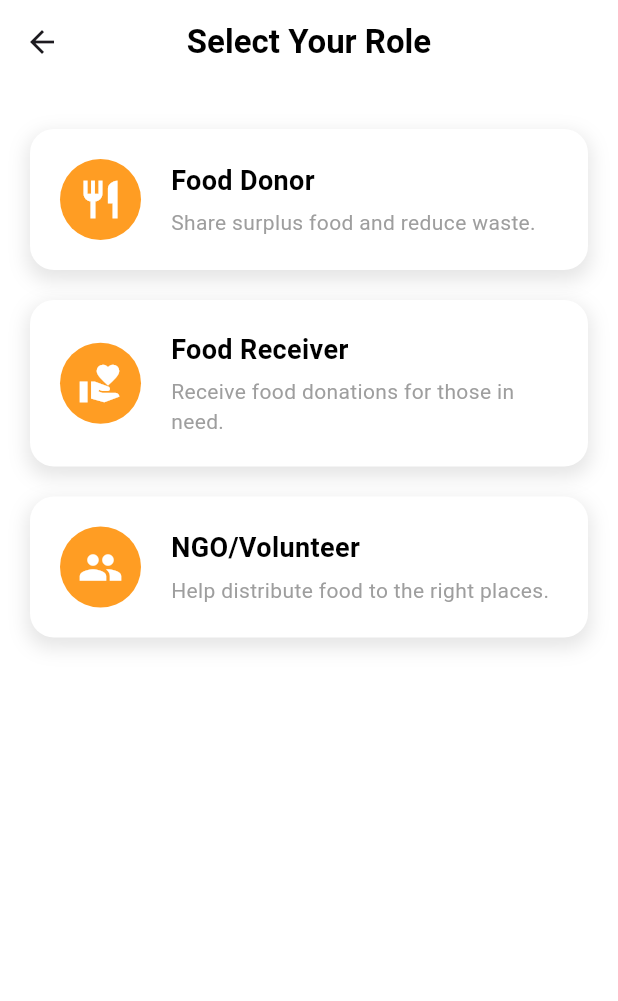
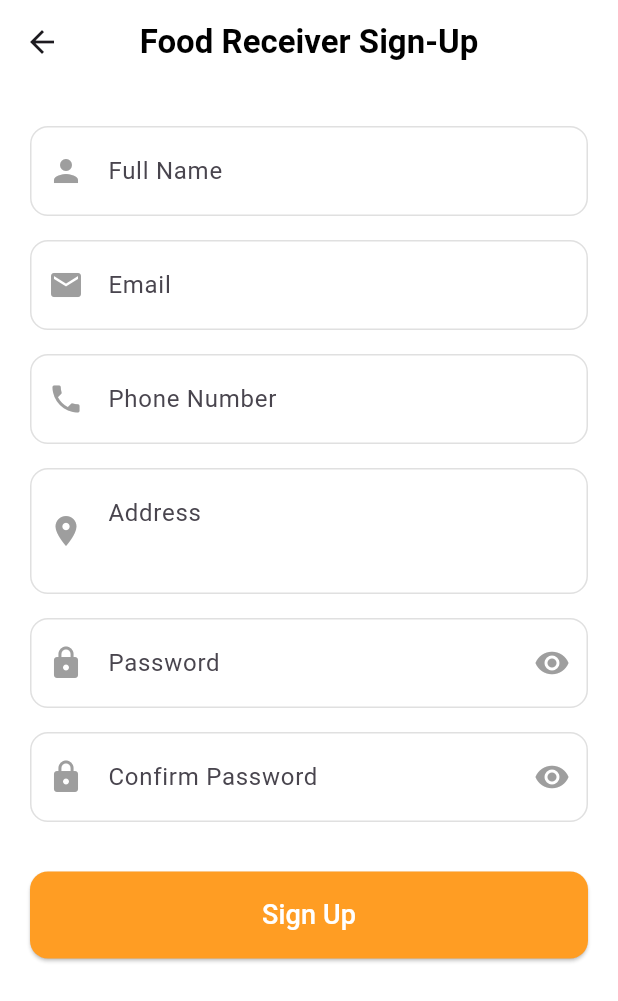
Before and after one commit to mohdshahzil/food_share, a Flutter app: the RoleSelectionScreen screen opened directly, after a tap on "Food Receiver", on a phone screen of 412 x 824 dp. Shown: the top 1001 px of the screen. Run offline on Flutter 3.47's test engine with Material 3 defaults, Android fonts, the phone set to English and light mode, and no system bars.

Commit message:
donor signup and receiver signup ui generated.

```diff
--- /dev/null
+++ b/lib/screens/auth/food_receiver_signup_screen.dart
@@ -0,0 +1,381 @@
+// import 'package:flutter/material.dart';
+
+// class FoodReceiverSignUpScreen extends StatefulWidget {
+//   const FoodReceiverSignUpScreen({super.key});
+
+//   @override
+//   State<FoodReceiverSignUpScreen> createState() =>
+//       _FoodReceiverSignUpScreenState();
+// }
+
+// class _FoodReceiverSignUpScreenState extends State<FoodReceiverSignUpScreen> {
+//   final _formKey = GlobalKey<FormState>();
+
+//   TextEditingController nameController = TextEditingController();
+//   TextEditingController emailController = TextEditingController();
+//   TextEditingController phoneController = TextEditingController();
+//   TextEditingController addressController = TextEditingController();
+//   TextEditingController passwordController = TextEditingController();
+//   TextEditingController confirmPasswordController = TextEditingController();
+
+//   void _submitForm() {
+//     if (_formKey.currentState!.validate()) {
+//       // For now, just showing a snackbar as success response.
+//       ScaffoldMessenger.of(context).showSnackBar(
+//         SnackBar(content: Text("Food Receiver Sign-up Successful!")),
+//       );
+//     }
+//   }
+
+//   @override
+//   Widget build(BuildContext context) {
+//     return Scaffold(
+//       appBar: AppBar(
+//         backgroundColor: Colors.white,
+//         centerTitle: true,
+//         title: const Text(
+//           "Food Receiver Sign-Up",
+//           style: TextStyle(
+//               fontSize: 22, fontWeight: FontWeight.bold, color: Colors.black),
+//         ),
+//       ),
+//       body: SingleChildScrollView(
+//         padding: const EdgeInsets.all(20.0),
+//         child: Form(
+//           key: _formKey,
+//           child: Column(
+//             crossAxisAlignment: CrossAxisAlignment.stretch,
+//             children: [
+//               _buildTextField(nameController, "Full Name", Icons.person),
+//               _buildTextField(emailController, "Email", Icons.email,
+//                   isEmail: true),
+//               _buildTextField(phoneController, "Phone Number", Icons.phone,
+//                   isNumber: true),
+//               _buildTextField(addressController, "Address", Icons.location_on,
+//                   maxLines: 2),
+//               _buildPasswordField(passwordController, "Password"),
+//               _buildPasswordField(confirmPasswordController, "Confirm Password",
+//                   confirmPasswordController: passwordController),
+//               const SizedBox(height: 25),
+//               ElevatedButton(
+//                 onPressed: _submitForm,
+//                 style: ElevatedButton.styleFrom(
+//                   backgroundColor: const Color(0xFFFF9D23),
+//                   shape: RoundedRectangleBorder(
+//                       borderRadius: BorderRadius.circular(12)),
+//                   padding: const EdgeInsets.symmetric(vertical: 16),
+//                 ),
+//                 child: const Text("Sign Up",
+//                     style: TextStyle(fontSize: 18, color: Colors.white)),
+//               ),
+//             ],
+//           ),
+//         ),
+//       ),
+//     );
+//   }
+
+//   Widget _buildTextField(
+//       TextEditingController controller, String hint, IconData icon,
+//       {bool isEmail = false, bool isNumber = false, int? maxLines}) {
+//     return Padding(
+//       padding: const EdgeInsets.symmetric(vertical: 8),
+//       child: TextFormField(
+//         controller: controller,
+//         keyboardType: isEmail
+//             ? TextInputType.emailAddress
+//             : (isNumber ? TextInputType.phone : TextInputType.text),
+//         maxLines: maxLines ?? 1,
+//         decoration: InputDecoration(
+//           prefixIcon: Icon(icon, color: Colors.grey),
+//           hintText: hint,
+//           filled: true,
+//           fillColor: Colors.white,
+//           border: OutlineInputBorder(
+//             borderRadius: BorderRadius.circular(12),
+//             borderSide: BorderSide(color: Colors.grey.shade300),
+//           ),
+//           focusedBorder: OutlineInputBorder(
+//             borderRadius: BorderRadius.circular(12),
+//             borderSide: const BorderSide(color: Color(0xFFFF9D23), width: 2),
+//           ),
+//           contentPadding:
+//               const EdgeInsets.symmetric(vertical: 18, horizontal: 16),
+//         ),
+//         validator: (value) {
+//           if (value == null || value.isEmpty) {
+//             return "$hint is required";
+//           }
+//           if (isEmail &&
+//               !RegExp(r"^[a-zA-Z0-9_.+-]+@[a-zA-Z0-9-]+\.[a-zA-Z0-9-.]+$")
+//                   .hasMatch(value)) {
+//             return "Enter a valid email";
+//           }
+//           if (isNumber && !RegExp(r'^[0-9]+$').hasMatch(value)) {
+//             return "Enter a valid phone number";
+//           }
+//           return null;
+//         },
+//       ),
+//     );
+//   }
+
+//   Widget _buildPasswordField(TextEditingController controller, String hint,
+//       {TextEditingController? confirmPasswordController}) {
+//     return StatefulBuilder(builder: (context, setState) {
+//       bool _obscureText = true;
+
+//       return Padding(
+//         padding: const EdgeInsets.symmetric(vertical: 8),
+//         child: TextFormField(
+//           controller: controller,
+//           obscureText: _obscureText,
+//           decoration: InputDecoration(
+//             prefixIcon: const Icon(Icons.lock, color: Colors.grey),
+//             hintText: hint,
+//             filled: true,
+//             fillColor: Colors.white,
+//             border: OutlineInputBorder(
+//               borderRadius: BorderRadius.circular(12),
+//               borderSide: BorderSide(color: Colors.grey.shade300),
+//             ),
+//             focusedBorder: OutlineInputBorder(
+//               borderRadius: BorderRadius.circular(12),
+//               borderSide: const BorderSide(color: Color(0xFFFF9D23), width: 2),
+//             ),
+//             suffixIcon: IconButton(
+//               icon: Icon(
+//                 _obscureText ? Icons.visibility : Icons.visibility_off,
+//                 color: Colors.grey,
+//               ),
+//               onPressed: () {
+//                 setState(() {
+//                   _obscureText = !_obscureText;
+//                 });
+//               },
+//             ),
+//           ),
+//           validator: (value) {
+//             if (value == null || value.isEmpty) {
+//               return "$hint is required";
+//             }
+//             if (value.length < 6) {
+//               return "Password must be at least 6 characters";
+//             }
+//             if (confirmPasswordController != null &&
+//                 value != confirmPasswordController.text) {
+//               return "Passwords do not match";
+//             }
+//             return null;
+//           },
+//         ),
+//       );
+//     });
+//   }
+// }
+
+import 'package:flutter/material.dart';
+
+class FoodReceiverSignUpScreen extends StatefulWidget {
+  const FoodReceiverSignUpScreen({super.key});
+
+  @override
+  State<FoodReceiverSignUpScreen> createState() =>
+      _FoodReceiverSignUpScreenState();
+}
+
+class _FoodReceiverSignUpScreenState extends State<FoodReceiverSignUpScreen> {
+  final _formKey = GlobalKey<FormState>();
+
+  TextEditingController nameController = TextEditingController();
+  TextEditingController emailController = TextEditingController();
+  TextEditingController phoneController = TextEditingController();
+  TextEditingController addressController = TextEditingController();
+  TextEditingController passwordController = TextEditingController();
+  TextEditingController confirmPasswordController = TextEditingController();
+
+  bool _obscurePassword = true;
+  bool _obscureConfirmPassword = true;
+
+  void _submitForm() {
+    if (_formKey.currentState!.validate()) {
+      // For now, just showing a snackbar as success response.
+      ScaffoldMessenger.of(context).showSnackBar(
+        SnackBar(content: Text("Food Receiver Sign-up Successful!")),
+      );
+    }
+  }
+
+  @override
+  Widget build(BuildContext context) {
+    return Scaffold(
+      appBar: AppBar(
+        backgroundColor: Colors.white,
+        centerTitle: true,
+        title: const Text(
+          "Food Receiver Sign-Up",
+          style: TextStyle(
+              fontSize: 22, fontWeight: FontWeight.bold, color: Colors.black),
+        ),
+      ),
+      body: SingleChildScrollView(
+        padding: const EdgeInsets.all(20.0),
+        child: Form(
+          key: _formKey,
+          child: Column(
+            crossAxisAlignment: CrossAxisAlignment.stretch,
+            children: [
+              _buildTextField(nameController, "Full Name", Icons.person),
+              _buildTextField(emailController, "Email", Icons.email,
+                  isEmail: true),
+              _buildTextField(phoneController, "Phone Number", Icons.phone,
+                  isNumber: true),
+              _buildTextField(addressController, "Address", Icons.location_on,
+                  maxLines: 2),
+              _buildPasswordField(passwordController, "Password"),
+              _buildPasswordField(confirmPasswordController, "Confirm Password",
+                  confirmPasswordController: passwordController),
+              const SizedBox(height: 25),
+              ElevatedButton(
+                onPressed: _submitForm,
+                style: ElevatedButton.styleFrom(
+                  backgroundColor: const Color(0xFFFF9D23),
+                  shape: RoundedRectangleBorder(
+                      borderRadius: BorderRadius.circular(12)),
+                  padding: const EdgeInsets.symmetric(vertical: 16),
+                ),
+                child: const Text("Sign Up",
+                    style: TextStyle(fontSize: 18, color: Colors.white)),
+              ),
+            ],
+          ),
+        ),
+      ),
+    );
+  }
+
+  Widget _buildTextField(
+      TextEditingController controller, String hint, IconData icon,
+      {bool isEmail = false, bool isNumber = false, int? maxLines}) {
+    const Color orangeColor = Color(0xFFFF9D23);
+
+    return Padding(
+      padding: const EdgeInsets.symmetric(vertical: 8),
+      child: TextFormField(
+        controller: controller,
+        keyboardType: isEmail
+            ? TextInputType.emailAddress
+            : (isNumber ? TextInputType.phone : TextInputType.text),
+        maxLines: maxLines ?? 1,
+        decoration: InputDecoration(
+          prefixIcon: Icon(icon, color: Colors.grey),
+          hintText: hint,
+          filled: true,
+          fillColor: Colors.white,
+          border: OutlineInputBorder(
+            borderRadius: BorderRadius.circular(12),
+            borderSide: BorderSide(color: Colors.grey.shade300),
+          ),
+          focusedBorder: OutlineInputBorder(
+            borderRadius: BorderRadius.circular(12),
+            borderSide: const BorderSide(color: orangeColor, width: 2),
+          ),
+          contentPadding:
+              const EdgeInsets.symmetric(vertical: 18, horizontal: 16),
+          enabledBorder: OutlineInputBorder(
+            borderRadius: BorderRadius.circular(12),
+            borderSide: BorderSide(color: Colors.grey.shade300),
+          ),
+          errorBorder: OutlineInputBorder(
+            borderRadius: BorderRadius.circular(12),
+            borderSide: const BorderSide(color: Colors.red),
+          ),
+        ),
+        validator: (value) {
+          if (value == null || value.isEmpty) {
+            return "$hint is required";
+          }
+          if (isEmail &&
+              !RegExp(r"^[a-zA-Z0-9_.+-]+@[a-zA-Z0-9-]+\.[a-zA-Z0-9-.]+$")
+                  .hasMatch(value)) {
+            return "Enter a valid email";
+          }
+          if (isNumber && !RegExp(r'^[0-9]+$').hasMatch(value)) {
+            return "Enter a valid phone number";
+          }
+          return null;
+        },
+      ),
+    );
+  }
+
+  Widget _buildPasswordField(TextEditingController controller, String hint,
+      {TextEditingController? confirmPasswordController}) {
+    const Color orangeColor = Color(0xFFFF9D23);
+
+    return Padding(
+      padding: const EdgeInsets.symmetric(vertical: 8),
+      child: TextFormField(
+        controller: controller,
+        obscureText:
+            confirmPasswordController != null ? _obscureConfirmPassword : _obscurePassword,
+        decoration: InputDecoration(
+          prefixIcon: const Icon(Icons.lock, color: Colors.grey),
+          hintText: hint,
+          filled: true,
+          fillColor: Colors.white,
+          border: OutlineInputBorder(
+            borderRadius: BorderRadius.circular(12),
+            borderSide: BorderSide(color: Colors.grey.shade300),
+          ),
+          focusedBorder: OutlineInputBorder(
+            borderRadius: BorderRadius.circular(12),
+            borderSide: const BorderSide(color: orangeColor, width: 2),
+          ),
+          enabledBorder: OutlineInputBorder(
+            borderRadius: BorderRadius.circular(12),
+            borderSide: BorderSide(color: Colors.grey.shade300),
+          ),
+          errorBorder: OutlineInputBorder(
+            borderRadius: BorderRadius.circular(12),
+            borderSide: const BorderSide(color: Colors.red),
+          ),
+          suffixIcon: IconButton(
+            icon: Icon(
+              (confirmPasswordController != null
+                      ? _obscureConfirmPassword
+                      : _obscurePassword)
+                  ? Icons.visibility
+                  : Icons.visibility_off,
+              color: Colors.grey,
+            ),
+            onPressed: () {
+              setState(() {
+                if (confirmPasswordController != null) {
+                  _obscureConfirmPassword = !_obscureConfirmPassword;
+                } else {
+                  _obscurePassword = !_obscurePassword;
+                }
+              });
+            },
+          ),
+          contentPadding:
+              const EdgeInsets.symmetric(vertical: 18, horizontal: 16),
+        ),
+        validator: (value) {
+          if (value == null || value.isEmpty) {
+            return "$hint is required";
+          }
+          if (value.length < 6) {
+            return "Password must be at least 6 characters";
+          }
+          if (confirmPasswordController != null &&
+              value != confirmPasswordController.text) {
+            return "Passwords do not match";
+          }
+          return null;
+        },
+      ),
+    );
+  }
+}
--- a/lib/screens/role_selection_screen.dart
+++ b/lib/screens/role_selection_screen.dart
@@ -1,5 +1,6 @@
 import 'package:flutter/material.dart';
 import 'package:food_share/screens/auth/food_donor_signup_screen.dart';
+import 'package:food_share/screens/auth/food_receiver_signup_screen.dart';
 
 class RoleSelectionScreen extends StatelessWidget {
   const RoleSelectionScreen({super.key});
@@ -66,6 +67,12 @@ class RoleSelectionScreen extends StatelessWidget {
             MaterialPageRoute(
                 builder: (context) => const FoodDonorSignUpScreen()),
           );
+        } else if (title == "Food Receiver") {
+          // Navigate to Food Receiver Sign-up screen
+          Navigator.push(
+            context,
+            MaterialPageRoute(builder: (context) => FoodReceiverSignUpScreen()),
+          );
         }
       },
       child: AnimatedContainer(
```
Also changed, not shown: lib/screens/auth/food_donor_signup_screen.dart (+110 -29 lines).
